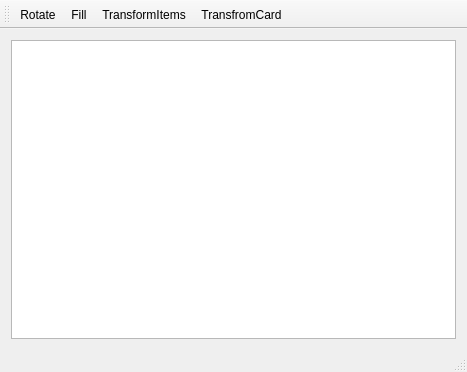
First picture: the form in mainwindow.ui, repository gil9red/card_design_test, before the edit.
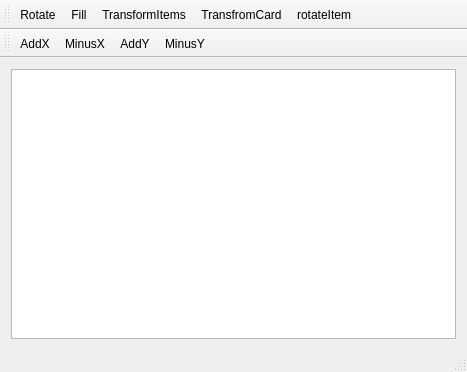
Second picture: the form after the edit.

Commit message: Все элементы хранятся на сцене. Зафиксированные элементы в момент смены ориентации карты сами меняют свое расположение и поворачиваются на тот же угол

Patch:
```diff
--- a/mainwindow.ui
+++ b/mainwindow.ui
@@ -41,8 +41,24 @@
    <addaction name="actionFill"/>
    <addaction name="actionTransformItems"/>
    <addaction name="actionTransfromCard"/>
+   <addaction name="actionRotateItem"/>
   </widget>
   <widget class="QStatusBar" name="statusBar"/>
+  <widget class="QToolBar" name="toolBar">
+   <property name="windowTitle">
+    <string>toolBar</string>
+   </property>
+   <attribute name="toolBarArea">
+    <enum>TopToolBarArea</enum>
+   </attribute>
+   <attribute name="toolBarBreak">
+    <bool>true</bool>
+   </attribute>
+   <addaction name="actionAddX"/>
+   <addaction name="actionMinusX"/>
+   <addaction name="actionAddY"/>
+   <addaction name="actionMinusY"/>
+  </widget>
   <action name="actionRotate">
    <property name="checkable">
     <bool>true</bool>
@@ -72,6 +88,34 @@
     <string>TransfromCard</string>
    </property>
   </action>
+  <action name="actionAddX">
+   <property name="text">
+    <string>AddX</string>
+   </property>
+  </action>
+  <action name="actionAddY">
+   <property name="text">
+    <string>AddY</string>
+   </property>
+  </action>
+  <action name="actionMinusX">
+   <property name="text">
+    <string>MinusX</string>
+   </property>
+  </action>
+  <action name="actionMinusY">
+   <property name="text">
+    <string>MinusY</string>
+   </property>
+  </action>
+  <action name="actionRotateItem">
+   <property name="checkable">
+    <bool>true</bool>
+   </property>
+   <property name="text">
+    <string>rotateItem</string>
+   </property>
+  </action>
  </widget>
  <layoutdefault spacing="6" margin="11"/>
  <resources/>
```
The commit also changes 2 other files.
